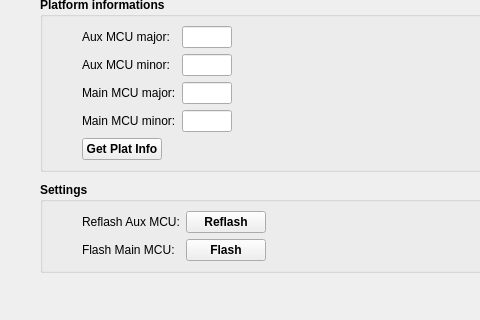
The window that src/BleDev.ui (mooltipass/moolticute) describes before a commit, drawn with Qt 5; both pictures show x 0 to 480 and y 184 to 504 of the 700 by 504 pixel window.
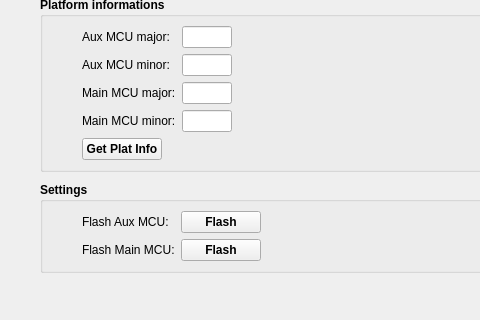
The same window after the commit.

Commit message: #383 Adding file browser for bundle upload, detect BLE version on GUI side

```diff
--- a/src/BleDev.ui
+++ b/src/BleDev.ui
@@ -507,7 +507,7 @@
            </font>
           </property>
           <property name="text">
-           <string>Reflash Aux MCU:</string>
+           <string>Flash Aux MCU:</string>
           </property>
          </widget>
         </item>
@@ -528,7 +528,7 @@
              </size>
             </property>
             <property name="text">
-             <string>Reflash</string>
+             <string>Flash</string>
             </property>
            </widget>
           </item>
```
The commit also changes 7 other files.
